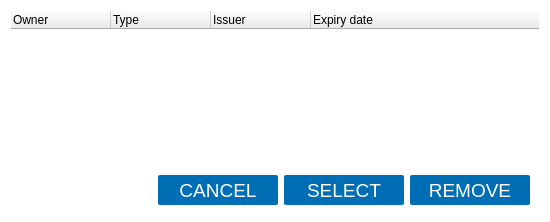
Above: client/dialogs/CertificateHistory.ui from open-eid/DigiDoc4-Client before the change. Below: the same form after it.
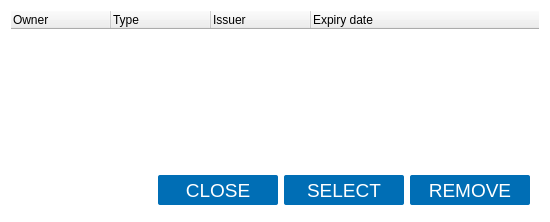
That is the form after the change.

What changed in the file:
```diff
--- a/client/dialogs/CertificateHistory.ui
+++ b/client/dialogs/CertificateHistory.ui
@@ -118,7 +118,7 @@
 }</string>
         </property>
         <property name="text">
-         <string>CANCEL</string>
+         <string>CLOSE</string>
         </property>
         <property name="default">
          <bool>true</bool>
```
